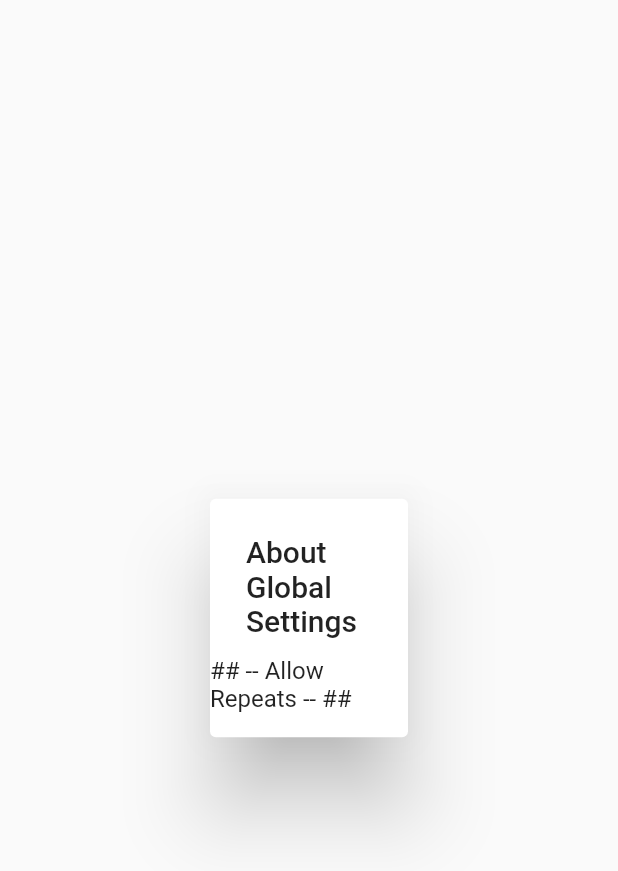
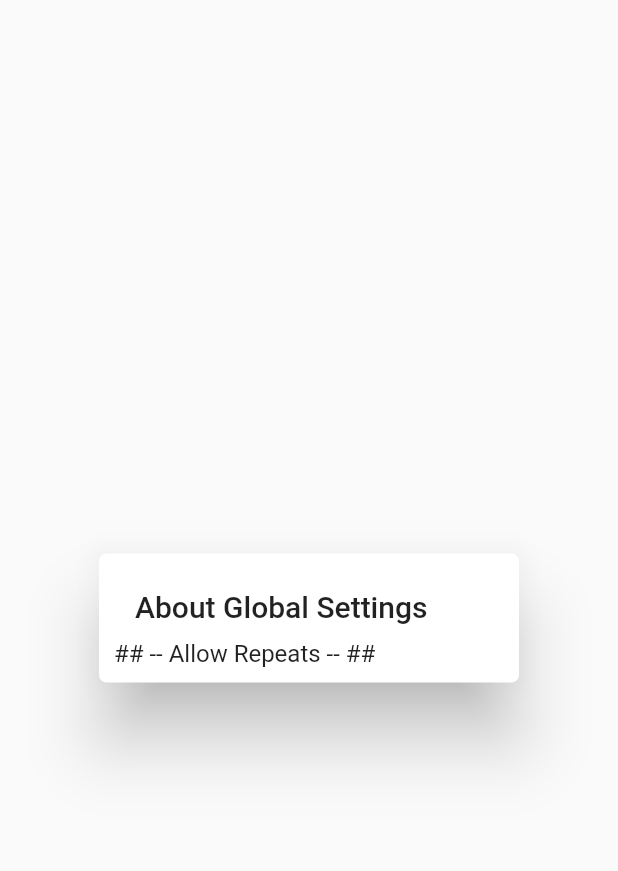
Before and after one commit to joshuatz/timed-entertainment, a Flutter app: the GlobalSettingsHelpModal widget shown alone on an empty page, opened directly, on a phone screen of 412 x 824 dp. Shown: the top 871 px of the screen. Run offline on Flutter 3.47's test engine with Material 2 defaults, Android fonts, the phone set to English and light mode, and no system bars; our stand-ins replace bloc, flutter_bloc, font_awesome_flutter, rxdart, shared_preferences; missing offline and left inert: flutter_duration_picker; accounts and stored records are empty.

```diff
--- a/lib/ui/components/global_settings_help.dart
+++ b/lib/ui/components/global_settings_help.dart
@@ -5,10 +5,15 @@ class GlobalSettingsHelpModal extends StatelessWidget {
     @override
     Widget build(BuildContext context){
         return Container(
-            width: MediaQuery.of(context).size.width,
-            height: MediaQuery.of(context).size.height,
-            padding: EdgeInsets.all(100),
+            // width: MediaQuery.of(context).size.width,
+            // height: MediaQuery.of(context).size.height,
+            padding: EdgeInsets.all(10),
             child: SimpleDialog(
+                elevation: 20,
+                contentPadding: EdgeInsets.all(10),
+                shape: RoundedRectangleBorder(
+                    borderRadius: BorderRadius.all(Radius.circular(5))
+                ),
                 title: Text("About Global Settings"),
                 children: <Widget>[
                     FutureBuilder(
```
Also changed, not shown: lib/state/user_settings_bloc.dart (+10 -0 lines), lib/ui/pages/global_settings.dart (+45 -10 lines).
